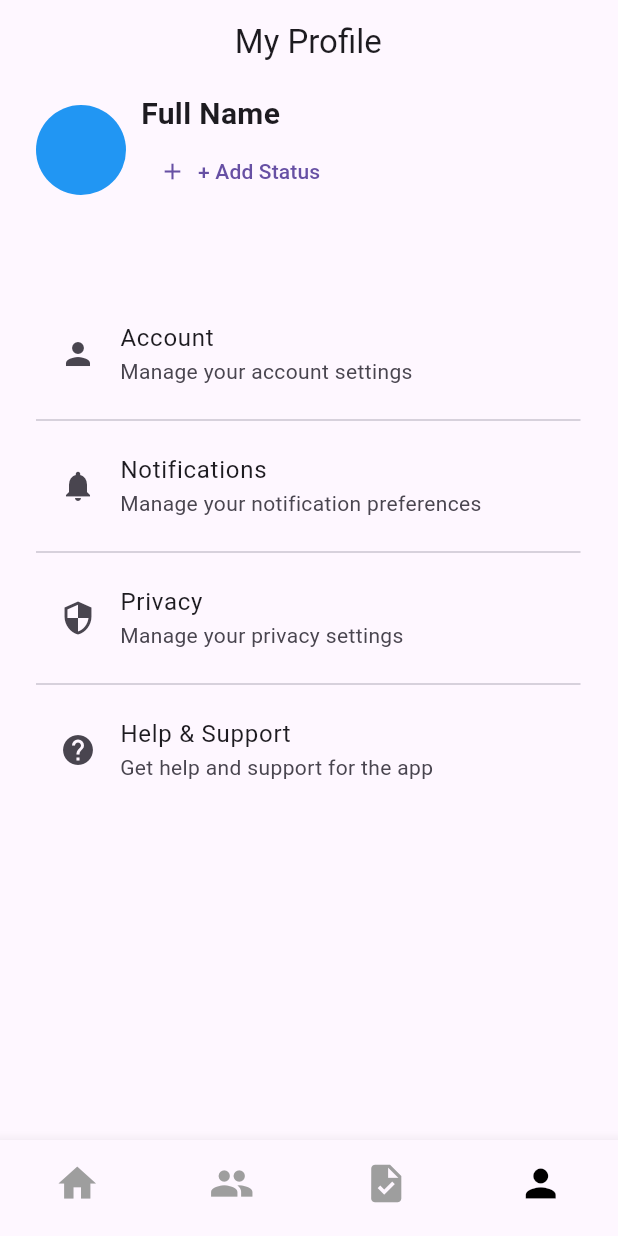
After one commit to Skynse/navysync, a Flutter app: the screen it shows after launch, item 4 of the bottom bar chosen, on a phone screen of 412 x 824 dp. The commit adds this screen. Run offline on Flutter 3.47's test engine with Material 3 defaults, Android fonts, the light colour scheme and no system bars; our stand-ins replace cloud_firestore, go_router; accounts and stored records are empty.

Commit message:
Improve backbone

```diff
--- a/lib/main.dart
+++ b/lib/main.dart
@@ -4,6 +4,7 @@ import 'package:navysync/components/menu_nav.dart';
 import 'package:navysync/pages/home_page.dart';
 import 'package:navysync/pages/tasks.dart';
 import 'package:navysync/pages/teams.dart';
+import './router.dart';
 
 void main() {
   runApp(const App());
@@ -21,82 +22,7 @@ class _AppState extends State<App> {
   Widget build(BuildContext context) {
     return MaterialApp.router(
       debugShowCheckedModeBanner: false,
-      routerConfig: _router,
+      routerConfig: router,
     );
   }
 }
-
-final _router = GoRouter(
-  initialLocation: '/home',
-
-  routes: [
-    StatefulShellRoute.indexedStack(
-      builder:
-          (context, state, navigationShell) =>
-              ScaffoldWithNestedNavigation(navigationShell: navigationShell),
-
-      branches: [
-        StatefulShellBranch(
-          routes: [
-            GoRoute(path: '/home', builder: (context, state) => HomeScreen()),
-          ],
-        ),
-
-        StatefulShellBranch(
-          routes: [
-            GoRoute(path: '/teams', builder: (context, state) => TeamsView()),
-          ],
-        ),
-        StatefulShellBranch(
-          routes: [
-            GoRoute(path: '/tasks', builder: (context, state) => TasksView()),
-          ],
-        ),
-      ],
-    ),
-  ],
-);
-
-class ScaffoldWithNestedNavigation extends StatefulWidget {
-  const ScaffoldWithNestedNavigation({Key? key, required this.navigationShell})
-    : super(key: key ?? const ValueKey('ScaffoldWithNestedNavigation'));
-  final StatefulNavigationShell navigationShell;
-
-  @override
-  State<ScaffoldWithNestedNavigation> createState() =>
-      _ScaffoldWithNestedNavigationState();
-}
-
-class _ScaffoldWithNestedNavigationState
-    extends State<ScaffoldWithNestedNavigation> {
-  void _goBranch(int index) {
-    widget.navigationShell.goBranch(
-      index,
-      initialLocation: index == widget.navigationShell.currentIndex,
-    );
-  }
-
-  @override
-  Widget build(BuildContext context) {
-    return SafeArea(
-      child: Scaffold(
-        body: widget.navigationShell,
-        bottomNavigationBar: BottomNavigationBar(
-          currentIndex: widget.navigationShell.currentIndex,
-          onTap: (index) => setState(() => _goBranch(index)),
-          items: const [
-            BottomNavigationBarItem(icon: Icon(Icons.home), label: 'Home'),
-            BottomNavigationBarItem(icon: Icon(Icons.people), label: 'Teams'),
-            BottomNavigationBarItem(icon: Icon(Icons.task), label: "Tasks"),
-          ],
-          selectedItemColor: Colors.black,
-          unselectedItemColor: Colors.grey,
-          iconSize: 30,
-          showSelectedLabels: false,
-          showUnselectedLabels: false,
-          type: BottomNavigationBarType.fixed,
-        ),
-      ),
-    );
-  }
-}
--- /dev/null
+++ b/lib/pages/profile.dart
@@ -0,0 +1,132 @@
+import 'package:flutter/material.dart';
+
+class ProfilePage extends StatefulWidget {
+  const ProfilePage({super.key});
+
+  @override
+  State<ProfilePage> createState() => _ProfilePageState();
+}
+
+class _ProfilePageState extends State<ProfilePage> {
+
+  // custom settings tiles
+
+
+  @override
+  Widget build(BuildContext context) {
+    List<SettingsTile> settingsTiles = [
+    SettingsTile(
+      icon: Icons.person,
+      title: 'Account',
+      subtitle: 'Manage your account settings',
+      onTap: () {
+        showBottomSheet(
+          context: context,
+          builder: (context) {
+            return Container(
+
+              child: Center(
+                child: Text('Account Settings'),
+              ),
+            );
+          },
+        );
+      },
+    ),
+    SettingsTile(
+      icon: Icons.notifications,
+      title: 'Notifications',
+      subtitle: 'Manage your notification preferences',
+      onTap: () {},
+    ),
+    SettingsTile(
+      icon: Icons.security,
+      title: 'Privacy',
+      subtitle: 'Manage your privacy settings',
+      onTap: () {},
+    ),
+    SettingsTile(
+      icon: Icons.help,
+      title: 'Help & Support',
+      subtitle: 'Get help and support for the app',
+      onTap: () {},
+    ),
+  ];
+    return Scaffold(
+      body: Padding(
+        padding: const EdgeInsets.only(left: 24.0, right: 25.0),
+        child: CustomScrollView(
+          slivers: [
+            SliverAppBar(
+              title: Text('My Profile'),
+              centerTitle: true,
+              expandedHeight: 200,
+              flexibleSpace: FlexibleSpaceBar(
+                // profile picture on left, circle avatar,
+                background: Row(
+                  spacing: 10,
+                  children: [
+                    CircleAvatar(radius: 30, backgroundColor: Colors.blue),
+
+                    Column(
+                      mainAxisAlignment: MainAxisAlignment.center,
+                      crossAxisAlignment: CrossAxisAlignment.start,
+                      children: [
+                        Text(
+                          'Full Name',
+                          style: TextStyle(
+                            fontSize: 20,
+                            fontWeight: FontWeight.bold,
+                          ),
+                        ),
+                        TextButton.icon(
+                          icon: Icon(Icons.add),
+                          onPressed: () {},
+                          label: Text("+ Add Status"),
+                        ),
+                      ],
+                    ),
+                  ],
+                ),
+              ),
+            ),
+
+            SliverList.separated(
+              itemCount: settingsTiles.length,
+              itemBuilder: (BuildContext context, int index) {
+                return settingsTiles[index];
+              },
+              separatorBuilder:
+                  (BuildContext context, int index) => const Divider(),
+            ),
+          ],
+        ),
+      ),
+    );
+  }
+}
+
+class SettingsTile extends StatelessWidget {
+  final IconData icon;
+  final String title;
+  final String subtitle;
+  final VoidCallback onTap;
+
+  const SettingsTile({
+    super.key,
+    required this.icon,
+    required this.title,
+    required this.subtitle,
+    required this.onTap,
+  });
+
+  @override
+  Widget build(BuildContext context) {
+    return ListTile(
+      leading: Icon(icon),
+      title: Text(title),
+      subtitle: Text(subtitle),
+      onTap: onTap,
+    );
+  }
+}
--- /dev/null
+++ b/lib/router.dart
@@ -0,0 +1,90 @@
+import 'package:flutter/material.dart';
+import 'package:go_router/go_router.dart';
+import 'package:navysync/pages/home_page.dart';
+import 'package:navysync/pages/profile.dart';
+import 'package:navysync/pages/tasks.dart';
+import 'package:navysync/pages/teams.dart';
+
+
+final router = GoRouter(
+  initialLocation: '/home',
+
+  routes: [
+    StatefulShellRoute.indexedStack(
+      builder:
+          (context, state, navigationShell) =>
+              ScaffoldWithNestedNavigation(navigationShell: navigationShell),
+
+      branches: [
+        StatefulShellBranch(
+          routes: [
+            GoRoute(path: '/home', builder: (context, state) => HomeScreen()),
+          ],
+        ),
+
+        StatefulShellBranch(
+          routes: [
+            GoRoute(path: '/teams', builder: (context, state) => TeamsView()),
+          ],
+        ),
+        StatefulShellBranch(
+          routes: [
+            GoRoute(path: '/tasks', builder: (context, state) => TasksView()),
+          ],
+        ),
+        StatefulShellBranch(
+          routes: [
+            GoRoute(path: '/profile', builder: (context, state) => ProfilePage()
+
+            ,),
+          ],
+        ),
+      ],
+    ),
+  ],
+);
+
+class ScaffoldWithNestedNavigation extends StatefulWidget {
+  const ScaffoldWithNestedNavigation({Key? key, required this.navigationShell})
+    : super(key: key ?? const ValueKey('ScaffoldWithNestedNavigation'));
+  final StatefulNavigationShell navigationShell;
+
+  @override
+  State<ScaffoldWithNestedNavigation> createState() =>
+      _ScaffoldWithNestedNavigationState();
+}
+
+class _ScaffoldWithNestedNavigationState
+    extends State<ScaffoldWithNestedNavigation> {
+  void _goBranch(int index) {
+    widget.navigationShell.goBranch(
+      index,
+      initialLocation: index == widget.navigationShell.currentIndex,
+    );
+  }
+
+  @override
+  Widget build(BuildContext context) {
+    return SafeArea(
+      child: Scaffold(
+        body: widget.navigationShell,
+        bottomNavigationBar: BottomNavigationBar(
+          currentIndex: widget.navigationShell.currentIndex,
+          onTap: (index) => setState(() => _goBranch(index)),
+          items: const [
+            BottomNavigationBarItem(icon: Icon(Icons.home), label: 'Home'),
+            BottomNavigationBarItem(icon: Icon(Icons.people), label: 'Teams'),
+            BottomNavigationBarItem(icon: Icon(Icons.task), label: "Tasks"),
+             BottomNavigationBarItem(icon: Icon(Icons.person), label: "Profile"),
+          ],
+          selectedItemColor: Colors.black,
+          unselectedItemColor: Colors.grey,
+          iconSize: 30,
+          showSelectedLabels: false,
+          showUnselectedLabels: false,
+          type: BottomNavigationBarType.fixed,
+        ),
+      ),
+    );
+  }
+}
```
Also changed, not shown: lib/models/department.dart (added, +29 -0 lines), lib/models/gallery.dart (added, +31 -0 lines), lib/models/team.dart (added, +41 -0 lines).
